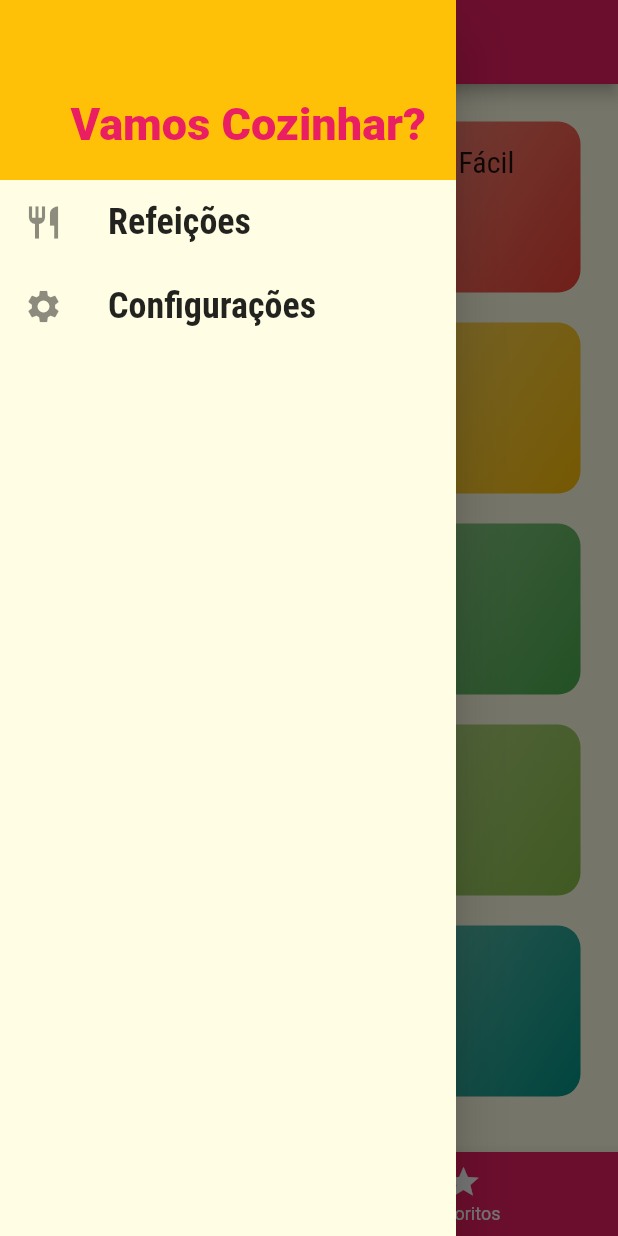
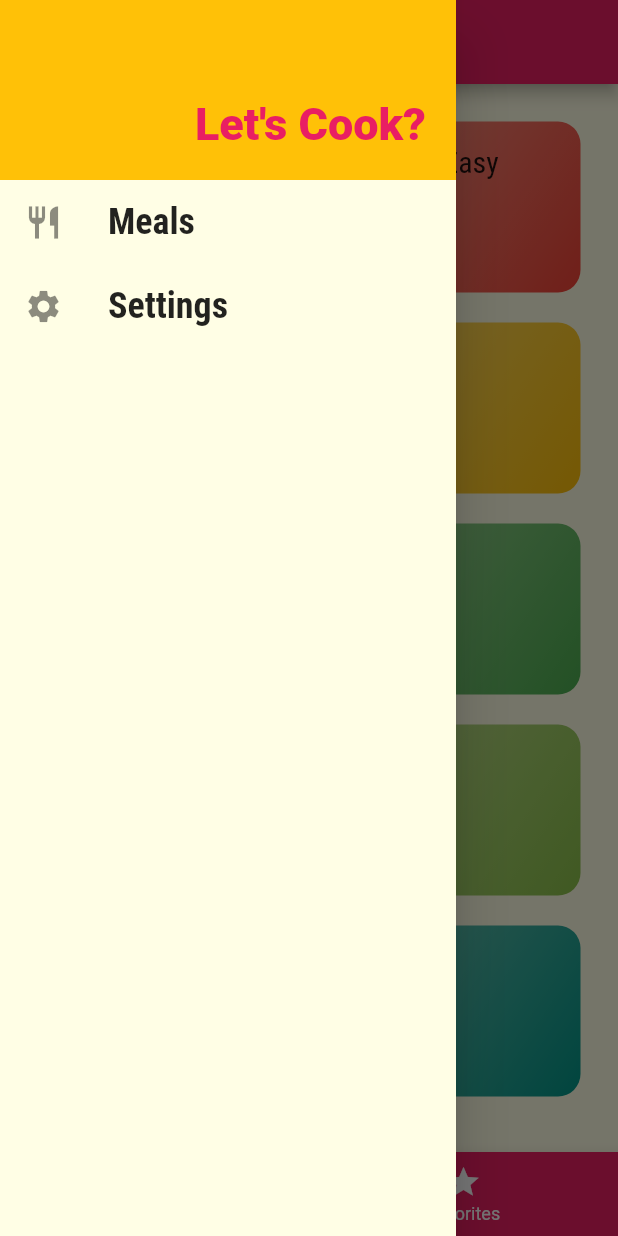
Before and after one commit to visicatto/cooking, a Flutter app: the screen it shows after launch, with the side drawer open, on a phone screen of 412 x 824 dp. Run offline on Flutter 3.47's test engine with Material 2 defaults, Android fonts, the phone set to English and light mode, and no system bars.

Commit message:
english version

```diff
--- a/lib/components/main_drawer.dart
+++ b/lib/components/main_drawer.dart
@@ -33,7 +33,7 @@ class MainDrawer extends StatelessWidget {
             color: Theme.of(context).colorScheme.secondary,
             alignment: Alignment.bottomRight,
             child: const Text(
-              'Vamos Cozinhar?',
+              "Let's Cook?",
               style: TextStyle(
                   fontWeight: FontWeight.w900,
                   fontSize: 30,
@@ -42,12 +42,12 @@ class MainDrawer extends StatelessWidget {
           ),
           _createItem(
             Icons.restaurant,
-            'Refeições',
+            'Meals',
             () => Navigator.of(context).pushReplacementNamed(AppRoutes.HOME),
           ),
           _createItem(
             Icons.settings,
-            'Configurações',
+            'Settings',
             () =>
                 Navigator.of(context).pushReplacementNamed(AppRoutes.SETTINGS),
           ),
--- a/lib/data/dummy_data.dart
+++ b/lib/data/dummy_data.dart
@@ -7,12 +7,12 @@ import '../models/meal.dart';
 const DUMMY_CATEGORIES = [
   Category(
     id: 'c1',
-    title: 'Italiano',
+    title: 'Italian',
     color: Colors.purple,
   ),
   Category(
     id: 'c2',
-    title: 'Rápido & Fácil',
+    title: 'Quick & Easy',
     color: Colors.red,
   ),
   Category(
@@ -22,37 +22,37 @@ const DUMMY_CATEGORIES = [
   ),
   Category(
     id: 'c4',
-    title: 'Alemã',
+    title: 'German',
     color: Colors.amber,
   ),
   Category(
     id: 'c5',
-    title: 'Leve & Saudável',
+    title: 'Light & Healthy',
     color: Colors.indigo,
   ),
   Category(
     id: 'c6',
-    title: 'Exótica',
+    title: 'Exotic',
     color: Colors.green,
   ),
   Category(
     id: 'c7',
-    title: 'Café da Manhã',
+    title: 'Breakfast',
     color: Colors.lightBlue,
   ),
   Category(
     id: 'c8',
-    title: 'Asiática',
+    title: 'Asian',
     color: Colors.lightGreen,
   ),
   Category(
     id: 'c9',
-    title: 'Francesa',
+    title: 'French',
     color: Colors.pink,
   ),
   Category(
     id: 'c10',
-    title: 'Verão',
+    title: 'Summer',
     color: Colors.teal,
   ),
 ];
--- a/lib/main.dart
+++ b/lib/main.dart
@@ -55,7 +55,7 @@ class _MyAppState extends State<MyApp> {
   Widget build(BuildContext context) {
     return MaterialApp(
       debugShowCheckedModeBanner: false,
-      title: 'Vamos Cozinhar?',
+      title: "Let's Cook??",
       theme: ThemeData(
         fontFamily: 'Raleway',
         canvasColor: const Color.fromRGBO(255, 254, 229, 1),
--- a/lib/screens/favorite_screen.dart
+++ b/lib/screens/favorite_screen.dart
@@ -11,7 +11,7 @@ class FavoriteScreen extends StatelessWidget {
   Widget build(BuildContext context) {
     if (favoriteMeals.isEmpty) {
       return const Center(
-        child: Text('Nenhuma refeição foi marcada como favorita!'),
+        child: Text('No meal has been marked as a favorite!'),
       );
     } else {
       return ListView.builder(
--- a/lib/screens/meal_detail_screen.dart
+++ b/lib/screens/meal_detail_screen.dart
@@ -51,7 +51,7 @@ class MealDetailScreen extends StatelessWidget {
                 fit: BoxFit.cover,
               ),
             ),
-            _createSectionTitle(context, 'Ingredientes'),
+            _createSectionTitle(context, 'Ingredients'),
             _createContainer(
               ListView.builder(
                 itemCount: meal.ingredients.length,
@@ -69,7 +69,7 @@ class MealDetailScreen extends StatelessWidget {
                 },
               ),
             ),
-            _createSectionTitle(context, 'Passos'),
+            _createSectionTitle(context, 'Step'),
             _createContainer(
               ListView.builder(
                 itemCount: meal.steps.length,
--- a/lib/screens/settings_screen.dart
+++ b/lib/screens/settings_screen.dart
@@ -43,7 +43,7 @@ class _SettingsScreenState extends State<SettingsScreen> {
   Widget build(BuildContext context) {
     return Scaffold(
       appBar: AppBar(
-        title: const Text('Configurações'),
+        title: const Text('Settings'),
       ),
       drawer: const MainDrawer(),
       body: Column(
@@ -51,7 +51,7 @@ class _SettingsScreenState extends State<SettingsScreen> {
           Container(
             padding: const EdgeInsets.all(20),
             child: Text(
-              'Configurações',
+              'Settings',
               style: Theme.of(context).textTheme.subtitle1,
             ),
           ),
@@ -59,26 +59,26 @@ class _SettingsScreenState extends State<SettingsScreen> {
             child: ListView(
               children: [
                 _createSwitch(
-                  'Sem Glutén',
-                  "Só exibe valor sem glúten!",
+                  'No Gluten',
+                  "Only shows no Gluten!",
                   settings.isGlutenFree,
                   (value) => setState(() => settings.isGlutenFree = value),
                 ),
                 _createSwitch(
-                  'Sem Lactose',
-                  "Só exibe valor sem lactose!",
+                  'No Lactose',
+                  "Only shows no Lactose!",
                   settings.isLactoseFree,
                   (value) => setState(() => settings.isLactoseFree = value),
                 ),
                 _createSwitch(
-                  'Vegana',
-                  "Só exibe valor sem veganas!",
+                  'Vegan',
+                  "Only shows Vegan meals!",
                   settings.isVegan,
                   (value) => setState(() => settings.isVegan = value),
                 ),
                 _createSwitch(
-                  'Vegetariana',
-                  "Só exibe valor sem vegetarianas!",
+                  'Vegetarian',
+                  "Only shows Vegetarian meals!",
                   settings.isVegetarian,
                   (value) => setState(() => settings.isVegetarian = value),
                 )
--- a/lib/screens/tabs_screen.dart
+++ b/lib/screens/tabs_screen.dart
@@ -16,8 +16,8 @@ class _TabsScreenState extends State<TabsScreen> {
   int _selectedScreenIndex = 0;
 
   final List<String> _titles = [
-    'Lista de Categorias',
-    'Meus Favoritos',
+    'Category List',
+    'My Favorites',
   ];
 
   List<Widget> _screens = [];
@@ -55,11 +55,11 @@ class _TabsScreenState extends State<TabsScreen> {
         items: const [
           BottomNavigationBarItem(
             icon: Icon(Icons.category),
-            label: 'Categorias',
+            label: 'Categories',
           ),
           BottomNavigationBarItem(
             icon: Icon(Icons.star),
-            label: 'Favoritos',
+            label: 'Favorites',
           ),
         ],
       ),
```
Also changed, not shown: lib/models/meal.dart (+8 -8 lines).
